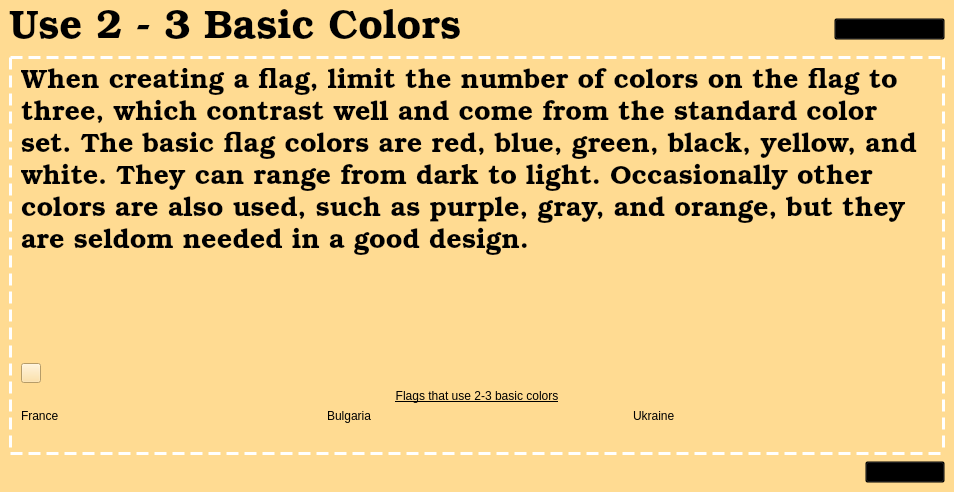
Qt form usebasiccolorslesson.ui (zxjorge/EDApp) before a commit.
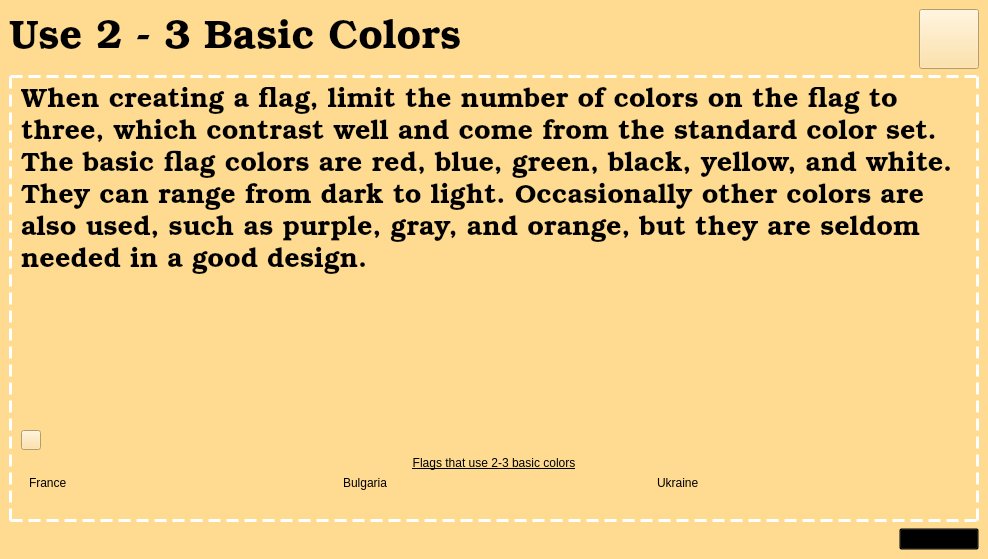
The same form after that commit. Icons and pictures are not drawn.

Commit message: added home button for basic quiz and use basic colors

The edit to the form file:
```diff
--- a/usebasiccolorslesson.ui
+++ b/usebasiccolorslesson.ui
@@ -6,8 +6,8 @@
    <rect>
     <x>0</x>
     <y>0</y>
-    <width>952</width>
-    <height>492</height>
+    <width>988</width>
+    <height>559</height>
    </rect>
   </property>
   <property name="windowTitle">
@@ -61,15 +61,17 @@
           </item>
           <item>
            <widget class="QPushButton" name="mainMenu">
+            <property name="minimumSize">
+             <size>
+              <width>60</width>
+              <height>60</height>
+             </size>
+            </property>
             <property name="styleSheet">
-             <string notr="true">
-text-decoration: underline; 
-font: 9pt &quot;Arial Narrow&quot;;
-background-color: transparent;
- </string>
+             <string notr="true">border-image: url(:/Icons/home-menu-icon-21.jpg);</string>
             </property>
             <property name="text">
-             <string>Back to Main Menu</string>
+             <string/>
             </property>
            </widget>
           </item>
```
Left out of the diff: 12 changed lines with no effect on the pictures. The commit also changes 1 other file.
